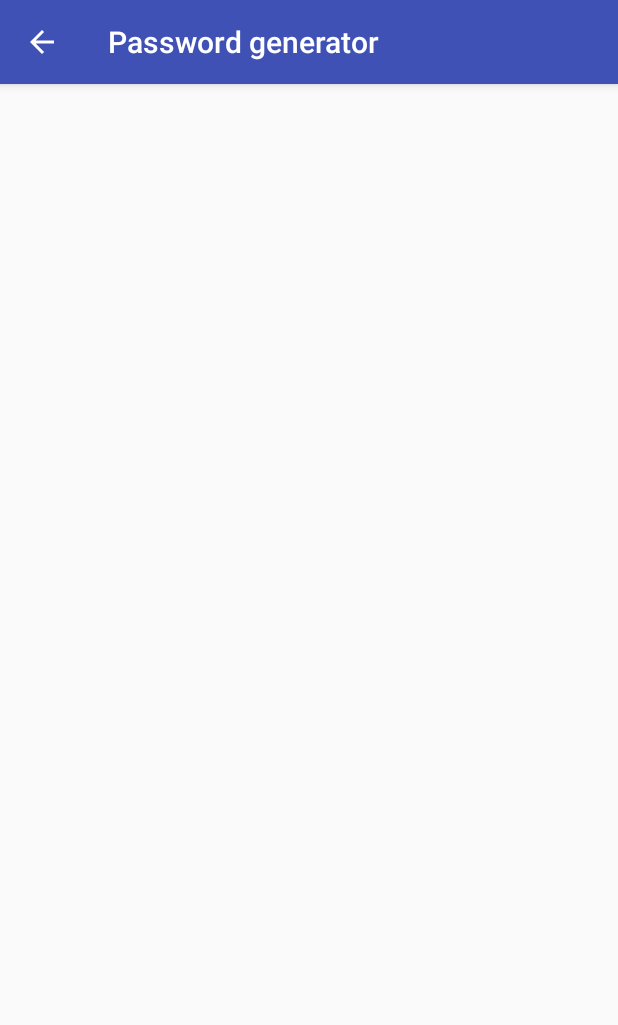
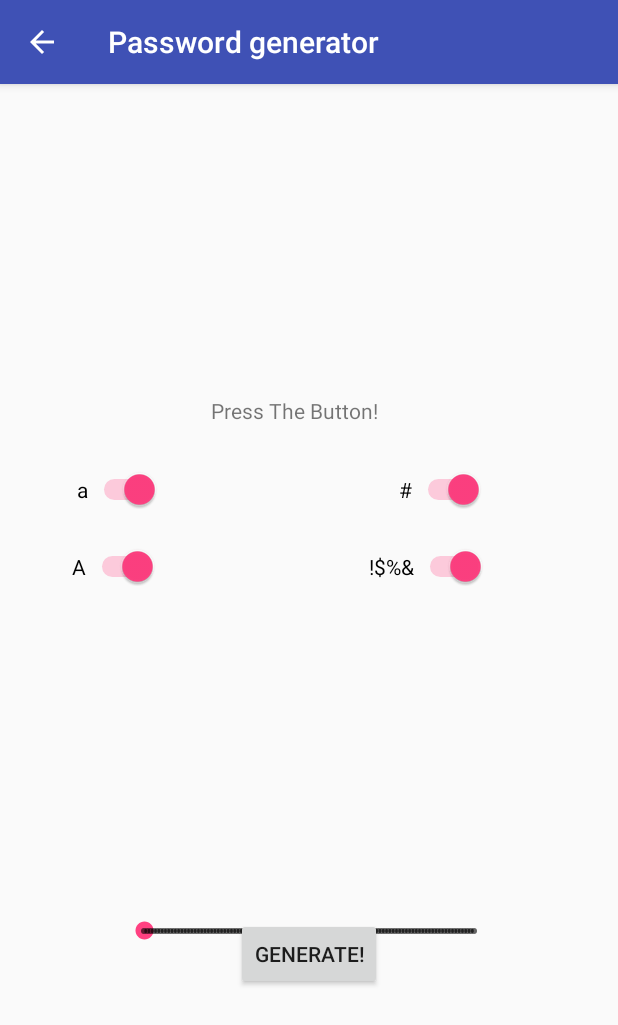
Before and after one commit to Winehorn/PassButler, an Android app: the PasswordGeneratorActivity screen opened directly, with no data from a screen before it, on a phone screen of 412 x 824 dp. Shown: the top 1025 px of the screen. Run offline under Robolectric (Android 15) with nearby library versions, the phone set to English and light mode, and no system bars; 3 statements that could not run were skipped.

Commit message:
Create PasswordGenerator layout.

```diff
--- a/PassButler/app/src/main/java/edu/hm/cs/ig/passbutler/PasswordGeneratorActivity.java
+++ b/PassButler/app/src/main/java/edu/hm/cs/ig/passbutler/PasswordGeneratorActivity.java
@@ -6,8 +6,14 @@ import android.support.v7.app.ActionBar;
 import android.support.v7.app.AppCompatActivity;
 import android.os.Bundle;
 import android.view.MenuItem;
+import android.view.View;
+import android.widget.SeekBar;
+import android.widget.Toast;
 
 public class PasswordGeneratorActivity extends AppCompatActivity {
+
+    private SeekBar passwordLengthSeekBar;
+    private Integer minLength, maxLength;
 
     @Override
     protected void onCreate(Bundle savedInstanceState) {
@@ -17,7 +23,19 @@ public class PasswordGeneratorActivity extends AppCompatActivity {
         if (actionBar != null) {
             actionBar.setDisplayHomeAsUpEnabled(true);
         }
+
+        // Set number of values in seekbar according to integers.xml
+        passwordLengthSeekBar = findViewById(R.id.sb_password_generator_length);
+        minLength = getResources().getInteger(R.integer.password_generator_min_length);
+        maxLength = getResources().getInteger(R.integer.password_generator_max_length);
+        passwordLengthSeekBar.setMax(maxLength - minLength);
+
     }
+
+    public void generateButtonOnClick(View view) {
+        Toast.makeText(this, "Generation in progress!", Toast.LENGTH_LONG).show();
+    }
+
 
     @Override
     public boolean onOptionsItemSelected(MenuItem item) {
--- a/PassButler/app/src/main/res/layout/activity_password_generator.xml
+++ b/PassButler/app/src/main/res/layout/activity_password_generator.xml
@@ -1,9 +1,96 @@
 <?xml version="1.0" encoding="utf-8"?>
-<android.support.constraint.ConstraintLayout
-    xmlns:android="http://schemas.android.com/apk/res/android"
+<android.support.constraint.ConstraintLayout xmlns:android="http://schemas.android.com/apk/res/android"
+    xmlns:app="http://schemas.android.com/apk/res-auto"
     xmlns:tools="http://schemas.android.com/tools"
     android:layout_width="match_parent"
     android:layout_height="match_parent"
-    tools:context="edu.hm.cs.ig.passbutler.PasswordGeneratorActivity">
+    tools:context="edu.hm.cs.ig.passbutler.PasswordGeneratorActivity"
+    tools:layout_editor_absoluteY="81dp">
+
+    <TextView
+        android:id="@+id/tv_password_generator_password"
+        android:layout_width="wrap_content"
+        android:layout_height="wrap_content"
+        android:layout_marginBottom="143dp"
+        android:layout_marginEnd="20dp"
+        android:layout_marginTop="32dp"
+        android:ems="10"
+        android:singleLine="true"
+        android:text="@string/password_generator_default_text"
+        android:textAlignment="center"
+        app:layout_constraintBottom_toTopOf="@+id/sb_password_generator_length"
+        app:layout_constraintEnd_toEndOf="parent"
+        app:layout_constraintHorizontal_bias="0.5"
+        app:layout_constraintStart_toStartOf="parent"
+        app:layout_constraintTop_toTopOf="parent" />
+
+    <Switch
+        android:id="@+id/sw_password_generator_lowercase"
+        android:layout_width="wrap_content"
+        android:layout_height="wrap_content"
+        android:layout_marginBottom="24dp"
+        android:layout_marginStart="3dp"
+        android:checked="true"
+        android:text="@string/password_generator_lowercase_label"
+        app:layout_constraintBottom_toTopOf="@+id/sw_password_generator_uppercase"
+        app:layout_constraintStart_toStartOf="@+id/sw_password_generator_uppercase" />
+
+    <Switch
+        android:id="@+id/sw_password_generator_uppercase"
+        android:layout_width="wrap_content"
+        android:layout_height="wrap_content"
+        android:layout_marginStart="48dp"
+        android:checked="true"
+        android:text="@string/password_generator_uppercase_label"
+        app:layout_constraintBottom_toBottomOf="@+id/sw_password_generator_special"
+        app:layout_constraintStart_toStartOf="parent"
+        app:layout_constraintTop_toTopOf="@+id/sw_password_generator_special" />
+
+    <Switch
+        android:id="@+id/sw_password_generator_numbers"
+        android:layout_width="wrap_content"
+        android:layout_height="wrap_content"
+        android:layout_marginEnd="1dp"
+        android:layout_marginTop="29dp"
+        android:checked="true"
+        android:text="@string/password_generator_numbers_label"
+        app:layout_constraintEnd_toEndOf="@+id/sw_password_generator_special"
+        app:layout_constraintTop_toBottomOf="@+id/tv_password_generator_password" />
+
+    <Switch
+        android:id="@+id/sw_password_generator_special"
+        android:layout_width="wrap_content"
+        android:layout_height="wrap_content"
+        android:layout_marginEnd="88dp"
+        android:layout_marginTop="24dp"
+        android:checked="true"
+        android:text="@string/password_generator_special_label"
+        app:layout_constraintEnd_toEndOf="parent"
+        app:layout_constraintTop_toBottomOf="@+id/sw_password_generator_numbers" />
+
+    <SeekBar
+        android:id="@+id/sb_password_generator_length"
+        style="@style/Widget.AppCompat.SeekBar.Discrete"
+        android:layout_width="252dp"
+        android:layout_height="38dp"
+        android:layout_marginBottom="8dp"
+        app:layout_constraintBottom_toBottomOf="parent"
+        app:layout_constraintEnd_toEndOf="parent"
+        app:layout_constraintHorizontal_bias="0.5"
+        app:layout_constraintStart_toStartOf="parent"
+        app:layout_constraintTop_toBottomOf="@+id/tv_password_generator_password"
+        app:layout_constraintVertical_bias="0.34" />
+
+    <Button
+        android:id="@+id/bt_password_generator_generate"
+        android:layout_width="wrap_content"
+        android:layout_height="wrap_content"
+        android:layout_marginBottom="164dp"
+        android:text="@string/password_generator_generate_button_label"
+        android:onClick="generateButtonOnClick"
+        app:layout_constraintBottom_toBottomOf="parent"
+        app:layout_constraintEnd_toEndOf="parent"
+        app:layout_constraintHorizontal_bias="0.5"
+        app:layout_constraintStart_toStartOf="parent" />
 
 </android.support.constraint.ConstraintLayout>
--- a/PassButler/app/src/main/res/values/strings.xml
+++ b/PassButler/app/src/main/res/values/strings.xml
@@ -45,6 +45,12 @@
 
     <!-- PasswordGeneratorActivity -->
     <string name="password_generator_activity_label">Password generator</string>
+    <string name="password_generator_default_text">Press The Button!</string>
+    <string name="password_generator_generate_button_label">Generate!</string>
+    <string name="password_generator_lowercase_label">a</string>
+    <string name="password_generator_uppercase_label">A</string>
+    <string name="password_generator_numbers_label">#</string>
+    <string name="password_generator_special_label">!$%&amp;</string>
 
     <!-- SyncActivity -->
     <string name="sync_activity_label">Sync</string>
```
